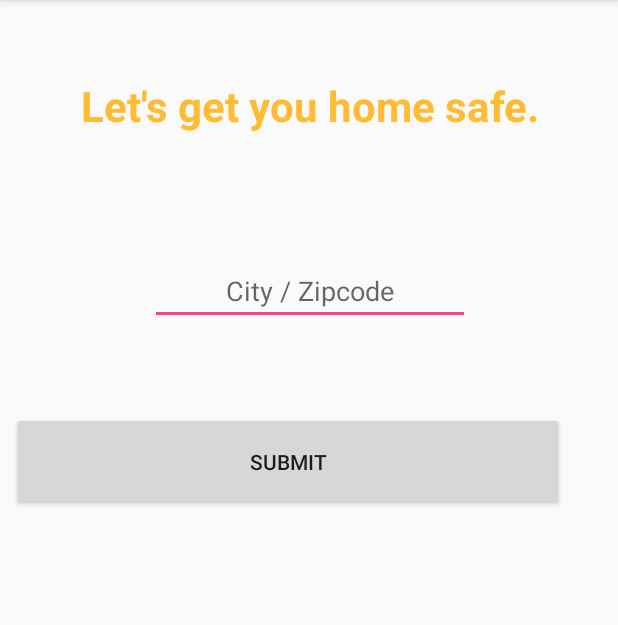
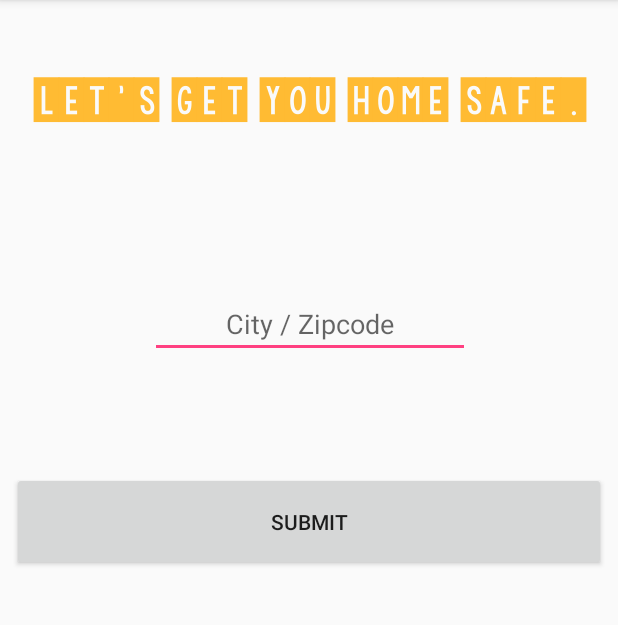
Before and after one commit to ColinJB/PeaceofMind, an Android app: the screen it shows after launch (MainActivity), on a phone screen of 412 x 824 dp, the part 84-709 px from its top. Run offline under Robolectric (Android 15) with nearby library versions, the phone set to English and light mode, and no system bars.

Commit message:
add custom font to slogan on home

```diff
--- a/app/src/main/java/com/epicodus/peaceofmind/MainActivity.java
+++ b/app/src/main/java/com/epicodus/peaceofmind/MainActivity.java
@@ -1,17 +1,20 @@
 package com.epicodus.peaceofmind;
 
 import android.content.Intent;
+import android.graphics.Typeface;
 import android.support.v7.app.AppCompatActivity;
 import android.os.Bundle;
 import android.util.Log;
 import android.view.View;
 import android.widget.Button;
 import android.widget.EditText;
+import android.widget.TextView;
 import android.widget.Toast;
 
 public class MainActivity extends AppCompatActivity {
     private EditText mLocationInputHome;
     private Button mLocationInputHomeButton;
+    private TextView mSloganHome;
     public static final String TAG = MainActivity.class.getSimpleName();
 
     @Override
@@ -21,6 +24,9 @@ public class MainActivity extends AppCompatActivity {
 
         mLocationInputHome = (EditText) findViewById(R.id.locationInputHome);
         mLocationInputHomeButton = (Button) findViewById(R.id.locationInputHomeButton);
+        mSloganHome = (TextView) findViewById(R.id.sloganHome);
+        Typeface defyingGravity = Typeface.createFromAsset(getAssets(), "fonts/kgdefyinggravity.ttf");
+        mSloganHome.setTypeface(defyingGravity);
 
         mLocationInputHomeButton.setOnClickListener(new View.OnClickListener(){
             @Override
--- a/app/src/main/res/layout/activity_main.xml
+++ b/app/src/main/res/layout/activity_main.xml
@@ -8,12 +8,12 @@
 
     <TextView
         android:id="@+id/sloganHome"
-        android:layout_width="363dp"
-        android:layout_height="57dp"
+        android:layout_width="379dp"
+        android:layout_height="59dp"
         android:text="Let's get you home safe."
         android:textAlignment="center"
         android:textColor="@android:color/holo_orange_light"
-        android:textSize="28sp"
+        android:textSize="40sp"
         android:textStyle="bold"
         app:layout_constraintBottom_toBottomOf="parent"
         app:layout_constraintHorizontal_bias="0.523"
@@ -24,19 +24,20 @@
 
     <Button
         android:id="@+id/locationInputHomeButton"
-        android:layout_width="368dp"
+        android:layout_width="match_parent"
         android:layout_height="66dp"
+        android:layout_marginBottom="8dp"
+        android:layout_marginLeft="8dp"
+        android:layout_marginRight="8dp"
+        android:layout_marginTop="8dp"
         android:text="Submit"
-        android:layout_marginBottom="8dp"
+        android:textAlignment="center"
         app:layout_constraintBottom_toBottomOf="parent"
-        android:layout_marginLeft="8dp"
+        app:layout_constraintHorizontal_bias="0.0"
         app:layout_constraintLeft_toLeftOf="parent"
-        android:layout_marginRight="8dp"
         app:layout_constraintRight_toRightOf="parent"
-        android:layout_marginTop="8dp"
-        app:layout_constraintTop_toBottomOf="@+id/sloganHome"
-        app:layout_constraintHorizontal_bias="0.0"
-        app:layout_constraintVertical_bias="0.274" />
+        app:layout_constraintTop_toTopOf="parent"
+        app:layout_constraintVertical_bias="0.447" />
 
     <EditText
         android:id="@+id/locationInputHome"
```
Also changed, not shown: app/src/main/assets/fonts/kgdefyinggravity.ttf (added).
